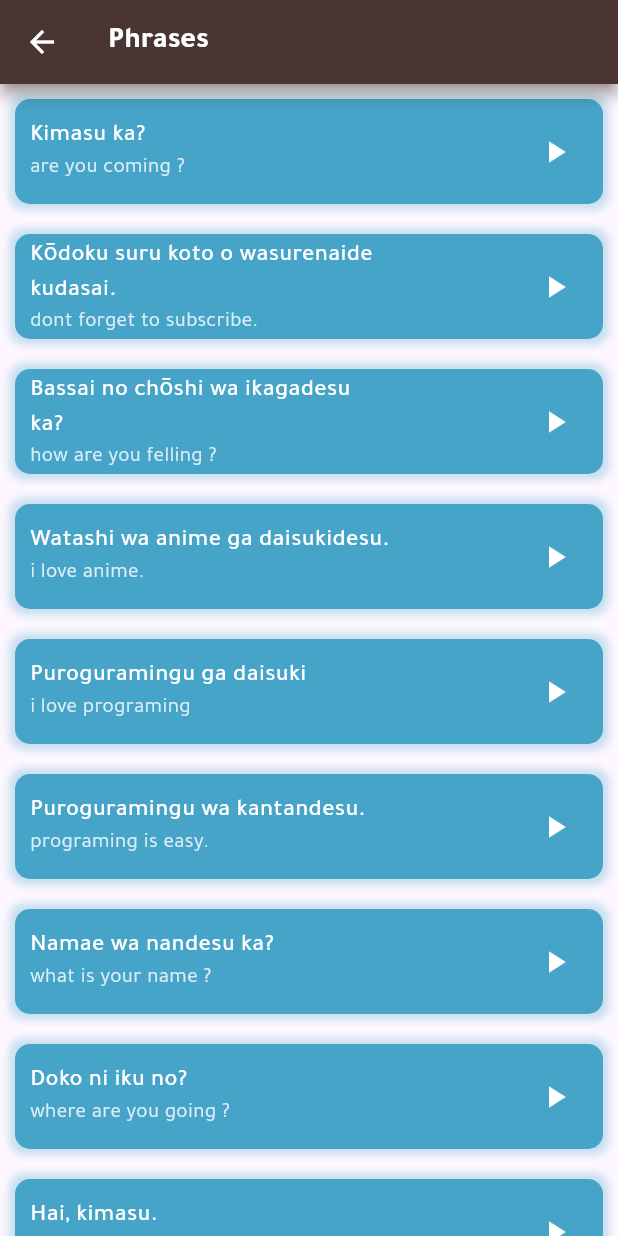
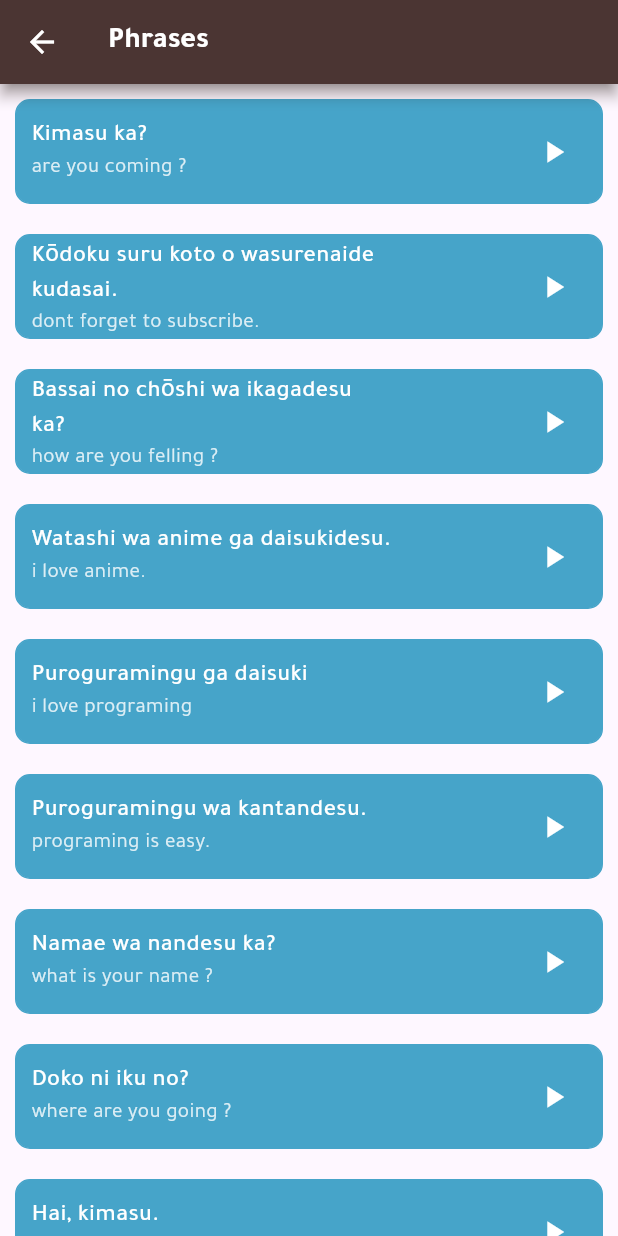
Before and after one commit to abdulrahmanhaney/Toku_App, a Flutter app: the screen it shows after launch, after a tap on "Phrases", on a phone screen of 412 x 824 dp. Run offline on Flutter 3.47's test engine with Material 2 defaults, Android fonts, the phone set to English and light mode, and no system bars; our stand-ins replace audioplayers.

Commit message:
clean my code

```diff
--- a/lib/models/item_model.dart
+++ b/lib/models/item_model.dart
@@ -4,13 +4,11 @@ class ItemModel {
   ItemModel({
     required this.enText,
     required this.jpText,
-    required this.bgColor,
     required this.image,
     required this.sound,
   });
   String jpText;
   String enText;
-  Color bgColor;
   String image;
   String sound;
 }
@@ -19,11 +17,9 @@ class PhrasesModel {
   PhrasesModel({
     required this.enText,
     required this.jpText,
-    required this.bgColor,
     required this.sound,
   });
   String jpText;
   String enText;
-  Color bgColor;
   String sound;
 }
--- a/lib/screens/home_screen.dart
+++ b/lib/screens/home_screen.dart
@@ -22,21 +22,21 @@ class HomeScreen extends StatelessWidget {
           HomeItem(
               color: KNumbersColor,
               text: 'Numbers',
-              ScreenId: NumbersScreen.id),
+              screenId: NumbersScreen.id),
           HomeItem(
             color: KFamilyColor,
             text: 'Family Members',
-            ScreenId: FamilyMembersScreen.id,
+            screenId: FamilyMembersScreen.id,
           ),
           HomeItem(
             color: KColorsColor,
             text: 'Colors',
-            ScreenId: ColorsScreen.id,
+            screenId: ColorsScreen.id,
           ),
           HomeItem(
             color: KPharsesColor,
             text: 'Phrases',
-            ScreenId: PhrasesScreen.id,
+            screenId: PhrasesScreen.id,
           ),
         ],
       ),
--- a/lib/screens/pharses_screen.dart
+++ b/lib/screens/pharses_screen.dart
@@ -12,55 +12,46 @@ class PhrasesScreen extends StatelessWidget {
     PhrasesModel(
       enText: 'Are you coming ?',
       jpText: 'Kimasu ka?',
-      bgColor: KPharsesColor,
       sound: 'are_you_coming.wav',
     ),
     PhrasesModel(
       enText: 'Dont forget to subscribe.',
       jpText: 'Kōdoku suru koto o wasurenaide kudasai.',
-      bgColor: KPharsesColor,
       sound: 'dont_forget_to_subscribe.wav',
     ),
     PhrasesModel(
       enText: 'How are you felling ?',
       jpText: 'Bassai no chōshi wa ikagadesu ka?',
-      bgColor: KPharsesColor,
       sound: 'how_are_you_feeling.wav',
     ),
     PhrasesModel(
       enText: 'I love anime.',
       jpText: 'Watashi wa anime ga daisukidesu.',
-      bgColor: KPharsesColor,
       sound: 'i_love_anime.wav',
     ),
     PhrasesModel(
       enText: 'I love programing',
       jpText: 'Puroguramingu ga daisuki',
-      bgColor: KPharsesColor,
       sound: 'i_love_programming.wav',
     ),
     PhrasesModel(
       enText: 'Programing is easy.',
       jpText: 'Puroguramingu wa kantandesu.',
-      bgColor: KPharsesColor,
       sound: 'programming_is_easy.wav',
     ),
     PhrasesModel(
       enText: 'What is your name ?',
       jpText: 'Namae wa nandesu ka?',
-      bgColor: KPharsesColor,
       sound: 'what_is_your_name.wav',
     ),
     PhrasesModel(
       enText: 'Where are you going ?',
       jpText: 'Doko ni iku no?',
-      bgColor: KPharsesColor,
       sound: 'where_are_you_going.wav',
     ),
     PhrasesModel(
       enText: 'Yes, iam coming.',
       jpText: 'Hai, kimasu.',
-      bgColor: KPharsesColor,
       sound: 'yes_im_coming.wav',
     ),
   ];
@@ -72,7 +63,10 @@ class PhrasesScreen extends StatelessWidget {
       body: ListView.builder(
         itemCount: phrasesList.length,
         itemBuilder: (context, index) {
-          return ItemPharses(itemData: phrasesList[index]);
+          return ItemPharses(
+            itemData: phrasesList[index],
+            color: KPharsesColor,
+          );
         },
       ),
     );
--- a/lib/widgets/home_item.dart
+++ b/lib/widgets/home_item.dart
@@ -5,29 +5,21 @@ class HomeItem extends StatelessWidget {
       {super.key,
       required this.color,
       required this.text,
-      required this.ScreenId});
+      required this.screenId});
 
   Color color;
   String text;
-  String ScreenId;
+  String screenId;
 
   @override
   Widget build(BuildContext context) {
     return GestureDetector(
       onTap: () {
-        Navigator.pushNamed(context, ScreenId);
+        Navigator.pushNamed(context, screenId);
       },
       child: Container(
         margin: const EdgeInsets.all(10),
         decoration: BoxDecoration(
-          boxShadow: [
-            BoxShadow(
-              color: color.withOpacity(0.4),
-              spreadRadius: 4,
-              blurRadius: 4,
-              offset: const Offset(0, 0), // changes position of shadow
-            ),
-          ],
           color: color,
           borderRadius: BorderRadius.circular(10),
         ),
@@ -47,7 +39,7 @@ class HomeItem extends StatelessWidget {
             const Spacer(),
             IconButton(
               onPressed: () {
-                Navigator.pushNamed(context, ScreenId);
+                Navigator.pushNamed(context, screenId);
               },
               icon: const Icon(
                 Icons.arrow_right,
--- a/lib/widgets/pharses_item.dart
+++ b/lib/widgets/pharses_item.dart
@@ -3,12 +3,10 @@ import 'package:flutter/material.dart';
 import 'package:toku_app/models/item_model.dart';
 
 class ItemPharses extends StatelessWidget {
-  ItemPharses({
-    super.key,
-    required this.itemData,
-  });
+  ItemPharses({super.key, required this.itemData, required this.color});
 
   PhrasesModel itemData;
+  Color color;
   AudioPlayer player = AudioPlayer();
 
   @override
@@ -16,14 +14,13 @@ class ItemPharses extends StatelessWidget {
     return Container(
       height: 70,
       margin: const EdgeInsets.all(10),
-      decoration: BoxDecoration(boxShadow: [
-        BoxShadow(
-          color: itemData.bgColor.withOpacity(0.3),
-          spreadRadius: 4,
-          blurRadius: 4,
-          offset: const Offset(0, 0), // changes position of shadow
+      decoration: BoxDecoration(
+        color: color,
+        borderRadius: BorderRadius.circular(10),
+        border: Border.all(
+          color: color,
         ),
-      ], color: itemData.bgColor, borderRadius: BorderRadius.circular(10)),
+      ),
       alignment: Alignment.centerLeft,
       child: Row(
         children: [
--- a/pubspec.yaml
+++ b/pubspec.yaml
@@ -32,6 +32,7 @@ dependencies:
     sdk: flutter
 
 
+
   # The following adds the Cupertino Icons font to your application.
   # Use with the CupertinoIcons class for iOS style icons.
   cupertino_icons: ^1.0.2
@@ -49,8 +50,8 @@ flutter_launcher_icons:
   web:
     generate: true
     image_path: "assets/images/app_icon/icon.png"
-    background_color: "#hexcode"
-    theme_color: "#hexcode"
+    background_color: "#483228"
+    theme_color: "#483228"
   windows:
     generate: true
     image_path: "assets/images/app_icon/icon.png"
```
Also changed, not shown: lib/screens/colors_screen.dart (+1 -8 lines), lib/screens/family_members_screen.dart (+1 -10 lines), lib/screens/numbers_screen.dart (+1 -10 lines), lib/widgets/item_all.dart (+6 -10 lines), 1 other file.
